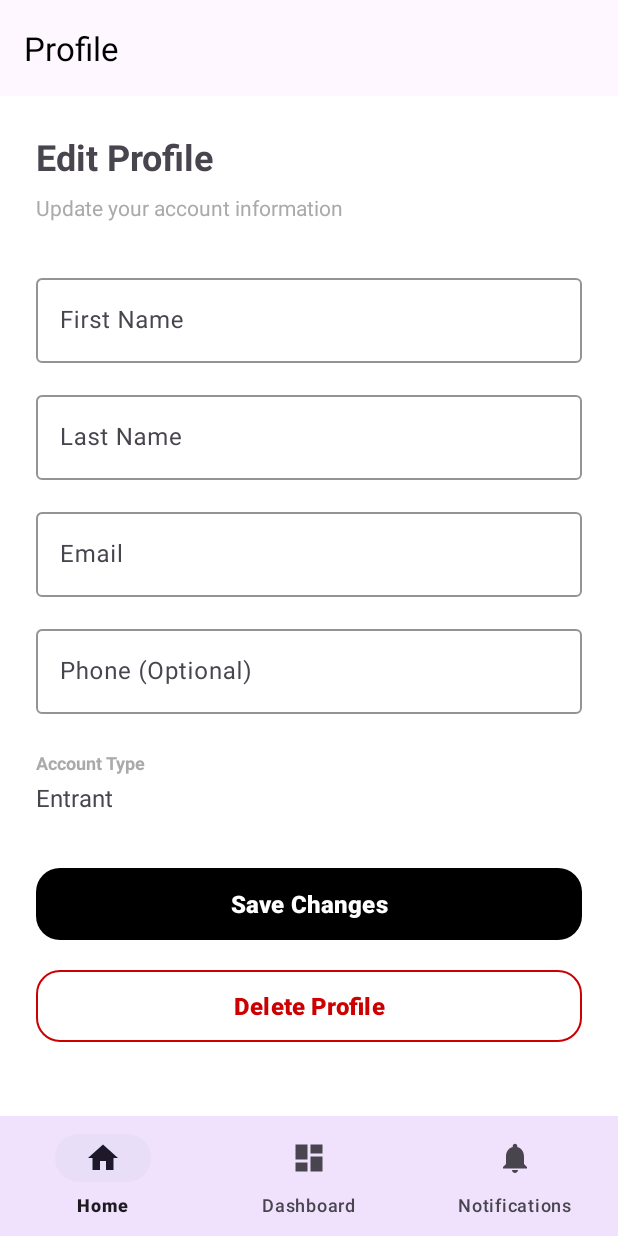
After one commit to CMPUT301F25haboob/haboob-events, an Android app: the ProfileFragment screen opened through its navigation route, on a phone screen of 412 x 824 dp. The commit adds this screen. Run offline under Robolectric (Android 15) with nearby library versions, the phone set to English and light mode, and no system bars; our stand-ins replace Firebase (no records; nobody signed in at launch, a user with empty details on screens opened directly), navigation-ui; pictures from the network do not load.

Commit message:
started profile editting

```diff
--- /dev/null
+++ b/App/app/src/main/java/com/example/haboob/ProfileFragment.java
@@ -0,0 +1,276 @@
+package com.example.haboob;
+
+import android.app.AlertDialog;
+import android.os.Bundle;
+import android.provider.Settings;
+import android.util.Log;
+import android.util.Patterns;
+import android.view.LayoutInflater;
+import android.view.View;
+import android.view.ViewGroup;
+import android.widget.TextView;
+import android.widget.Toast;
+
+import androidx.annotation.NonNull;
+import androidx.annotation.Nullable;
+import androidx.fragment.app.Fragment;
+
+import com.google.android.material.button.MaterialButton;
+import com.google.android.material.textfield.TextInputEditText;
+import com.google.firebase.firestore.DocumentSnapshot;
+import com.google.firebase.firestore.FirebaseFirestore;
+
+import java.util.HashMap;
+import java.util.Map;
+
+/**
+ * ProfileFragment allows users to view and update their account information
+ * Author: Dan
+ *
+ * Features:
+ * - Load current user data from Firebase
+ * - Edit profile information (first name, last name, email, phone)
+ * - Save changes to Firebase
+ * - Input validation
+ * - Delete profile (optional)
+ */
+public class ProfileFragment extends Fragment {
+
+    private static final String TAG = "ProfileFragment";
+
+    // UI Components
+    private TextInputEditText firstNameEditText;
+    private TextInputEditText lastNameEditText;
+    private TextInputEditText emailEditText;
+    private TextInputEditText phoneEditText;
+    private TextView accountTypeTextView;
+    private MaterialButton saveButton;
+    private MaterialButton deleteButton;
+
+    // Firebase
+    private FirebaseFirestore db;
+    private String deviceId;
+    private String accountType;
+
+    public ProfileFragment() {
+        // Required empty public constructor
+    }
+
+    @Nullable
+    @Override
+    public View onCreateView(@NonNull LayoutInflater inflater, @Nullable ViewGroup container,
+                             @Nullable Bundle savedInstanceState) {
+        View view = inflater.inflate(R.layout.fragment_profile, container, false);
+
+        // Initialize Firebase
+        db = FirebaseFirestore.getInstance();
+        deviceId = Settings.Secure.getString(requireContext().getContentResolver(),
+                Settings.Secure.ANDROID_ID);
+
+        // Initialize views
+        firstNameEditText = view.findViewById(R.id.firstNameEditText);
+        lastNameEditText = view.findViewById(R.id.lastNameEditText);
+        emailEditText = view.findViewById(R.id.emailEditText);
+        phoneEditText = view.findViewById(R.id.phoneEditText);
+        accountTypeTextView = view.findViewById(R.id.accountTypeTextView);
+        saveButton = view.findViewById(R.id.btnSaveProfile);
+        deleteButton = view.findViewById(R.id.btnDeleteProfile);
+
+        // Load user data
+        loadUserData();
+
+        // Set up button listeners
+        saveButton.setOnClickListener(v -> saveProfileChanges());
+        deleteButton.setOnClickListener(v -> confirmDeleteProfile());
+
+        return view;
+    }
+
+    /**
+     * Loads the current user's data from Firebase
+     */
+    private void loadUserData() {
+        Log.d(TAG, "Loading user data for device: " + deviceId);
+
+        db.collection("users").document(deviceId)
+                .get()
+                .addOnSuccessListener(documentSnapshot -> {
+                    if (documentSnapshot.exists()) {
+                        // Populate fields with existing data
+                        firstNameEditText.setText(documentSnapshot.getString("firstName"));
+                        lastNameEditText.setText(documentSnapshot.getString("lastName"));
+                        emailEditText.setText(documentSnapshot.getString("email"));
+
+                        String phone = documentSnapshot.getString("phone");
+                        phoneEditText.setText(phone != null ? phone : "");
+
+                        accountType = documentSnapshot.getString("accountType");
+                        accountTypeTextView.setText(accountType != null ? accountType : "Unknown");
+
+                        Log.d(TAG, "User data loaded successfully");
+                    } else {
+                        Log.e(TAG, "User document does not exist");
+                        Toast.makeText(getContext(), "User profile not found", Toast.LENGTH_SHORT).show();
+                    }
+                })
+                .addOnFailureListener(e -> {
+                    Log.e(TAG, "Error loading user data", e);
+                    Toast.makeText(getContext(), "Failed to load profile: " + e.getMessage(),
+                            Toast.LENGTH_SHORT).show();
+                });
+    }
+
+    /**
+     * Validates and saves the profile changes to Firebase
+     */
+    private void saveProfileChanges() {
+        // Get values from input fields
+        String firstName = firstNameEditText.getText().toString().trim();
+        String lastName = lastNameEditText.getText().toString().trim();
+        String email = emailEditText.getText().toString().trim();
+        String phone = phoneEditText.getText().toString().trim();
+
+        // Validate inputs
+        if (!validateInputs(firstName, lastName, email)) {
+            return;
+        }
+
+        // Disable button while saving
+        saveButton.setEnabled(false);
+        saveButton.setText("Saving...");
+
+        // Create update map
+        Map<String, Object> updates = new HashMap<>();
+        updates.put("firstName", firstName);
+        updates.put("lastName", lastName);
+        updates.put("email", email);
+        updates.put("phone", phone);
+
+        // Update in users collection
+        db.collection("users").document(deviceId)
+                .update(updates)
+                .addOnSuccessListener(aVoid -> {
+                    // Also update in account-specific collection (entrant/organizer)
+                    if (accountType != null) {
+                        updateAccountTypeCollection(updates, accountType);
+                    } else {
+                        onSaveSuccess();
+                    }
+                })
+                .addOnFailureListener(e -> {
+                    Log.e(TAG, "Error updating profile", e);
+                    Toast.makeText(getContext(), "Failed to save changes: " + e.getMessage(),
+                            Toast.LENGTH_LONG).show();
+                    saveButton.setEnabled(true);
+                    saveButton.setText("Save Changes");
+                });
+    }
+
+    /**
+     * Updates the account-specific collection (entrant or organizer)
+     */
+    private void updateAccountTypeCollection(Map<String, Object> updates, String accountType) {
+        String collection = accountType.toLowerCase();
+
+        db.collection(collection).document(deviceId)
+                .update(updates)
+                .addOnSuccessListener(aVoid -> onSaveSuccess())
+                .addOnFailureListener(e -> {
+                    Log.w(TAG, "Could not update " + collection + " collection", e);
+                    // Still consider it a success if main users collection was updated
+                    onSaveSuccess();
+                });
+    }
+
+    /**
+     * Called when save operation succeeds
+     */
+    private void onSaveSuccess() {
+        Log.d(TAG, "Profile updated successfully");
+        Toast.makeText(getContext(), "Profile updated successfully!", Toast.LENGTH_SHORT).show();
+        saveButton.setEnabled(true);
+        saveButton.setText("Save Changes");
+    }
+
+    /**
+     * Validates user inputs
+     */
+    private boolean validateInputs(String firstName, String lastName, String email) {
+        // Validate first name
+        if (firstName.isEmpty()) {
+            firstNameEditText.setError("First name is required");
+            firstNameEditText.requestFocus();
+            return false;
+        }
+
+        // Validate last name
+        if (lastName.isEmpty()) {
+            lastNameEditText.setError("Last name is required");
+            lastNameEditText.requestFocus();
+            return false;
+        }
+
+        // Validate email
+        if (email.isEmpty()) {
+            emailEditText.setError("Email is required");
+            emailEditText.requestFocus();
+            return false;
+        }
+
+        if (!Patterns.EMAIL_ADDRESS.matcher(email).matches()) {
+            emailEditText.setError("Please enter a valid email");
+            emailEditText.requestFocus();
+            return false;
+        }
+
+        // Phone is optional, no validation needed
+        return true;
+    }
+
+    /**
+     * Shows confirmation dialog before deleting profile
+     */
+    private void confirmDeleteProfile() {
+        new AlertDialog.Builder(requireContext())
+                .setTitle("Delete Profile")
+                .setMessage("Are you sure you want to delete your profile? This action cannot be undone.")
+                .setPositiveButton("Delete", (dialog, which) -> deleteProfile())
+                .setNegativeButton("Cancel", null)
+                .show();
+    }
+
+    /**
+     * Deletes the user's profile from Firebase
+     * TODO: We need this to delete the users from all events, waitlists, etc.
+     */
+    private void deleteProfile() {
+        deleteButton.setEnabled(false);
+        deleteButton.setText("Deleting...");
+
+        // Delete from users collection
+        db.collection("users").document(deviceId)
+                .delete()
+                .addOnSuccessListener(aVoid -> {
+                    // Also delete from account-specific collection
+                    if (accountType != null) {
+                        String collection = accountType.toLowerCase();
+                        db.collection(collection).document(deviceId)
+                                .delete()
+                                .addOnSuccessListener(aVoid2 -> {
+                                    Toast.makeText(getContext(), "Profile deleted successfully",
+                                            Toast.LENGTH_SHORT).show();
+                                    // You might want to navigate to login/register screen here
+                                })
+                                .addOnFailureListener(e -> Log.w(TAG, "Could not delete from " +
+                                        collection, e));
+                    }
+                })
+                .addOnFailureListener(e -> {
+                    Log.e(TAG, "Error deleting profile", e);
+                    Toast.makeText(getContext(), "Failed to delete profile: " + e.getMessage(),
+                            Toast.LENGTH_LONG).show();
+                    deleteButton.setEnabled(true);
+                    deleteButton.setText("Delete Profile");
+                });
+    }
+}
--- a/App/app/src/main/java/com/example/haboob/ui/home/EntrantMainFragment.java
+++ b/App/app/src/main/java/com/example/haboob/ui/home/EntrantMainFragment.java
@@ -140,6 +140,16 @@ public class EntrantMainFragment extends Fragment {
        // Turns the XML file entrant_main.xml into actual View objects in memory.
         View view = inflater.inflate(R.layout.entrant_main, container, false);
 
+        /*
+        // Dan
+        // ***** Profile Button Navigation *****
+        Button profileButton = view.findViewById(R.id.btn_profile);
+        profileButton.setOnClickListener(v -> {
+            NavHostFragment.findNavController(this)
+                    .navigate(R.id.action_entrantMain_to_profile);
+        });
+        */
+
         // ***** First carousel - My upcoming events *****
         // Find RecyclerView by ID
         RecyclerView recyclerView = view.findViewById(R.id.entrant_rv_upcoming);
--- /dev/null
+++ b/App/app/src/main/res/layout/fragment_profile.xml
@@ -0,0 +1,171 @@
+<?xml version="1.0" encoding="utf-8"?>
+<androidx.coordinatorlayout.widget.CoordinatorLayout
+    xmlns:android="http://schemas.android.com/apk/res/android"
+    xmlns:app="http://schemas.android.com/apk/res-auto"
+    xmlns:tools="http://schemas.android.com/tools"
+    android:layout_width="match_parent"
+    android:layout_height="match_parent"
+    android:background="@android:color/white">
+
+    <!-- App Bar -->
+    <com.google.android.material.appbar.MaterialToolbar
+        android:id="@+id/topAppBar"
+        android:layout_width="match_parent"
+        android:layout_height="?attr/actionBarSize"
+        android:background="?attr/colorSurface"
+        app:title="Profile"
+        app:titleCentered="false"
+        app:titleTextColor="@android:color/black" />
+
+    <!-- Scrollable Content -->
+    <androidx.core.widget.NestedScrollView
+        android:layout_width="match_parent"
+        android:layout_height="match_parent"
+        android:layout_marginTop="?attr/actionBarSize"
+        android:fillViewport="true">
+
+        <LinearLayout
+            android:layout_width="match_parent"
+            android:layout_height="wrap_content"
+            android:orientation="vertical"
+            android:padding="24dp">
+
+            <!-- Profile Header -->
+            <TextView
+                android:layout_width="wrap_content"
+                android:layout_height="wrap_content"
+                android:text="Edit Profile"
+                android:textSize="24sp"
+                android:textStyle="bold"
+                android:layout_marginBottom="8dp"/>
+
+            <TextView
+                android:layout_width="wrap_content"
+                android:layout_height="wrap_content"
+                android:text="Update your account information"
+                android:textSize="14sp"
+                android:textColor="@android:color/darker_gray"
+                android:layout_marginBottom="32dp"/>
+
+            <!-- First Name -->
+            <com.google.android.material.textfield.TextInputLayout
+                android:id="@+id/firstNameLayout"
+                android:layout_width="match_parent"
+                android:layout_height="wrap_content"
+                android:layout_marginBottom="16dp"
+                android:hint="First Name"
+                app:boxStrokeColor="@android:color/black"
+                app:hintTextColor="@android:color/black">
+
+                <com.google.android.material.textfield.TextInputEditText
+                    android:id="@+id/firstNameEditText"
+                    android:layout_width="match_parent"
+                    android:layout_height="wrap_content"
+                    android:inputType="textPersonName|textCapWords"
+                    android:maxLines="1"/>
+            </com.google.android.material.textfield.TextInputLayout>
+
+            <!-- Last Name -->
+            <com.google.android.material.textfield.TextInputLayout
+                android:id="@+id/lastNameLayout"
+                android:layout_width="match_parent"
+                android:layout_height="wrap_content"
+                android:layout_marginBottom="16dp"
+                android:hint="Last Name"
+                app:boxStrokeColor="@android:color/black"
+                app:hintTextColor="@android:color/black">
+
+                <com.google.android.material.textfield.TextInputEditText
+                    android:id="@+id/lastNameEditText"
+                    android:layout_width="match_parent"
+                    android:layout_height="wrap_content"
+                    android:inputType="textPersonName|textCapWords"
+                    android:maxLines="1"/>
+            </com.google.android.material.textfield.TextInputLayout>
+
+            <!-- Email -->
+            <com.google.android.material.textfield.TextInputLayout
+                android:id="@+id/emailLayout"
+                android:layout_width="match_parent"
+                android:layout_height="wrap_content"
+                android:layout_marginBottom="16dp"
+                android:hint="Email"
+                app:boxStrokeColor="@android:color/black"
+                app:hintTextColor="@android:color/black">
+
+                <com.google.android.material.textfield.TextInputEditText
+                    android:id="@+id/emailEditText"
+                    android:layout_width="match_parent"
+                    android:layout_height="wrap_content"
+                    android:inputType="textEmailAddress"
+                    android:maxLines="1"/>
+            </com.google.android.material.textfield.TextInputLayout>
+
+            <!-- Phone (Optional) -->
+            <com.google.android.material.textfield.TextInputLayout
+                android:id="@+id/phoneLayout"
+                android:layout_width="match_parent"
+                android:layout_height="wrap_content"
+                android:layout_marginBottom="24dp"
+                android:hint="Phone (Optional)"
+                app:boxStrokeColor="@android:color/black"
+                app:hintTextColor="@android:color/black">
+
+                <com.google.android.material.textfield.TextInputEditText
+                    android:id="@+id/phoneEditText"
+                    android:layout_width="match_parent"
+                    android:layout_height="wrap_content"
+                    android:inputType="phone"
+                    android:maxLines="1"/>
+            </com.google.android.material.textfield.TextInputLayout>
+
+            <!-- Account Type Display (Read-only) -->
+            <TextView
+                android:layout_width="wrap_content"
+                android:layout_height="wrap_content"
+                android:text="Account Type"
+                android:textStyle="bold"
+                android:textSize="12sp"
+                android:textColor="@android:color/darker_gray"
+                android:layout_marginBottom="4dp"/>
+
+            <TextView
+                android:id="@+id/accountTypeTextView"
+                android:layout_width="wrap_content"
+                android:layout_height="wrap_content"
+                android:text="Entrant"
+                android:textSize="16sp"
+                android:layout_marginBottom="32dp"/>
+
+            <!-- Save Button -->
+            <com.google.android.material.button.MaterialButton
+                android:id="@+id/btnSaveProfile"
+                android:layout_width="match_parent"
+                android:layout_height="56dp"
+                android:text="Save Changes"
+                android:textAllCaps="false"
+                android:textStyle="bold"
+                android:textSize="16sp"
+                app:cornerRadius="16dp"
+                app:backgroundTint="@android:color/black"
+                android:textColor="@android:color/white"/>
+
+            <!-- Delete Profile Button (Optional) -->
+            <com.google.android.material.button.MaterialButton
+                android:id="@+id/btnDeleteProfile"
+                android:layout_width="match_parent"
+                android:layout_height="56dp"
+                android:layout_marginTop="12dp"
+                android:text="Delete Profile"
+                android:textAllCaps="false"
+                android:textStyle="bold"
+                android:textSize="16sp"
+                style="?attr/materialButtonOutlinedStyle"
+                app:cornerRadius="16dp"
+                app:strokeColor="@android:color/holo_red_dark"
+                android:textColor="@android:color/holo_red_dark"/>
+
+        </LinearLayout>
+    </androidx.core.widget.NestedScrollView>
+
+</androidx.coordinatorlayout.widget.CoordinatorLayout>
--- a/App/app/src/main/res/navigation/mobile_navigation.xml
+++ b/App/app/src/main/res/navigation/mobile_navigation.xml
@@ -13,6 +13,9 @@
         <action
             android:id="@+id/action_mainEntrantView___to___EventView"
             app:destination="@id/entrant_event_view" />
+        <action
+            android:id="@+id/action_entrantMain_to_profile"
+            app:destination="@id/profile_fragment" />
     </fragment>
 
     <!-- Entrant Event Viewer Fragment -->
@@ -47,4 +50,11 @@
         android:label="@string/title_notifications"
         tools:layout="@layout/fragment_notifications" />
 
+    <!-- Profile Fragment -->
+    <fragment
+        android:id="@+id/profile_fragment"
+        android:name="com.example.haboob.ProfileFragment"
+        android:label="Profile"
+        tools:layout="@layout/fragment_profile" />
+
 </navigation>
```
Also changed, not shown: App/app/src/main/java/com/example/haboob/User.java (+25 -0 lines).
